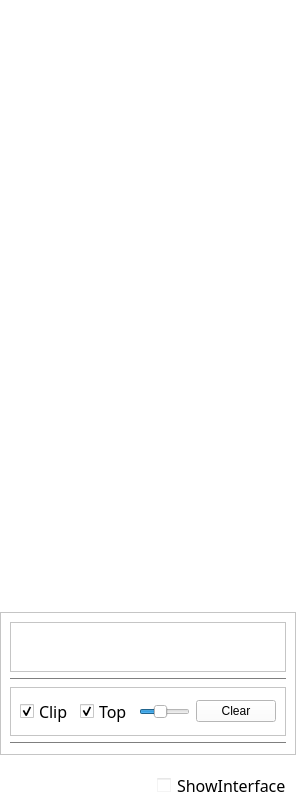
Qt form forms/MainWindow.ui (Sanvenir/TranslatorWidget) before a commit.
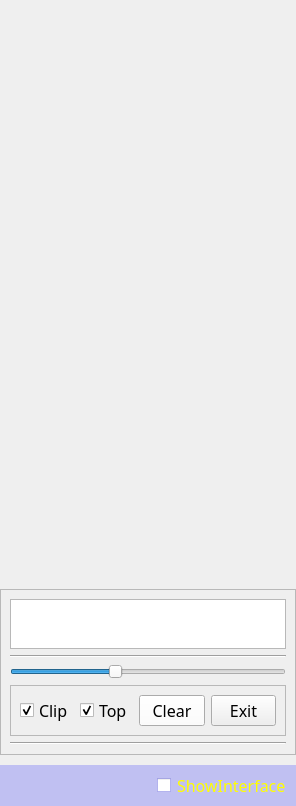
The same form after that commit.

Commit message: Modify ui, add a bash script to run this widget.

Diff of the .ui file:
```diff
--- a/forms/MainWindow.ui
+++ b/forms/MainWindow.ui
@@ -22,448 +22,6 @@
     <height>0</height>
    </size>
   </property>
-  <property name="palette">
-   <palette>
-    <active>
-     <colorrole role="WindowText">
-      <brush brushstyle="SolidPattern">
-       <color alpha="255">
-        <red>0</red>
-        <green>0</green>
-        <blue>0</blue>
-       </color>
-      </brush>
-     </colorrole>
-     <colorrole role="Button">
-      <brush brushstyle="SolidPattern">
-       <color alpha="255">
-        <red>255</red>
-        <green>255</green>
-        <blue>255</blue>
-       </color>
-      </brush>
-     </colorrole>
-     <colorrole role="Light">
-      <brush brushstyle="SolidPattern">
-       <color alpha="255">
-        <red>255</red>
-        <green>255</green>
-        <blue>255</blue>
-       </color>
-      </brush>
-     </colorrole>
-     <colorrole role="Midlight">
-      <brush brushstyle="SolidPattern">
-       <color alpha="255">
-        <red>255</red>
-        <green>255</green>
-        <blue>255</blue>
-       </color>
-      </brush>
-     </colorrole>
-     <colorrole role="Dark">
-      <brush brushstyle="SolidPattern">
-       <color alpha="255">
-        <red>127</red>
-        <green>127</green>
-        <blue>127</blue>
-       </color>
-      </brush>
-     </colorrole>
-     <colorrole role="Mid">
-      <brush brushstyle="SolidPattern">
-       <color alpha="255">
-        <red>170</red>
-        <green>170</green>
-        <blue>170</blue>
-       </color>
-      </brush>
-     </colorrole>
-     <colorrole role="Text">
-      <brush brushstyle="SolidPattern">
-       <color alpha="255">
-        <red>0</red>
-        <green>0</green>
-        <blue>0</blue>
-       </color>
-      </brush>
-     </colorrole>
-     <colorrole role="BrightText">
-      <brush brushstyle="SolidPattern">
-       <color alpha="255">
-        <red>255</red>
-        <green>255</green>
-        <blue>255</blue>
-       </color>
-      </brush>
-     </colorrole>
-     <colorrole role="ButtonText">
-      <brush brushstyle="SolidPattern">
-       <color alpha="255">
-        <red>0</red>
-        <green>0</green>
-        <blue>0</blue>
-       </color>
-      </brush>
-     </colorrole>
-     <colorrole role="Base">
-      <brush brushstyle="SolidPattern">
-       <color alpha="255">
-        <red>255</red>
-        <green>255</green>
-        <blue>255</blue>
-       </color>
-      </brush>
-     </colorrole>
-     <colorrole role="Window">
-      <brush brushstyle="SolidPattern">
-       <color alpha="255">
-        <red>255</red>
-        <green>255</green>
-        <blue>255</blue>
-       </color>
-      </brush>
-     </colorrole>
-     <colorrole role="Shadow">
-      <brush brushstyle="SolidPattern">
-       <color alpha="255">
-        <red>0</red>
-        <green>0</green>
-        <blue>0</blue>
-       </color>
-      </brush>
-     </colorrole>
-     <colorrole role="AlternateBase">
-      <brush brushstyle="SolidPattern">
-       <color alpha="255">
-        <red>255</red>
-        <green>255</green>
-        <blue>255</blue>
-       </color>
-      </brush>
-     </colorrole>
-     <colorrole role="ToolTipBase">
-      <brush brushstyle="SolidPattern">
-       <color alpha="255">
-        <red>255</red>
-        <green>255</green>
-        <blue>220</blue>
-       </color>
-      </brush>
-     </colorrole>
-     <colorrole role="ToolTipText">
-      <brush brushstyle="SolidPattern">
-       <color alpha="255">
-        <red>0</red>
-        <green>0</green>
-        <blue>0</blue>
-       </color>
-      </brush>
-     </colorrole>
-     <colorrole role="PlaceholderText">
-      <brush brushstyle="SolidPattern">
-       <color alpha="128">
-        <red>0</red>
-        <green>0</green>
-        <blue>0</blue>
-       </color>
-      </brush>
-     </colorrole>
-    </active>
-    <inactive>
-     <colorrole role="WindowText">
-      <brush brushstyle="SolidPattern">
-       <color alpha="255">
-        <red>0</red>
-        <green>0</green>
-        <blue>0</blue>
-       </color>
-      </brush>
-     </colorrole>
-     <colorrole role="Button">
-      <brush brushstyle="SolidPattern">
-       <color alpha="255">
-        <red>255</red>
-        <green>255</green>
-        <blue>255</blue>
-       </color>
-      </brush>
-     </colorrole>
-     <colorrole role="Light">
-      <brush brushstyle="SolidPattern">
-       <color alpha="255">
-        <red>255</red>
-        <green>255</green>
-        <blue>255</blue>
-       </color>
-      </brush>
-     </colorrole>
-     <colorrole role="Midlight">
-      <brush brushstyle="SolidPattern">
-       <color alpha="255">
-        <red>255</red>
-        <green>255</green>
-        <blue>255</blue>
-       </color>
-      </brush>
-     </colorrole>
-     <colorrole role="Dark">
-      <brush brushstyle="SolidPattern">
-       <color alpha="255">
-        <red>127</red>
-        <green>127</green>
-        <blue>127</blue>
-       </color>
-      </brush>
-     </colorrole>
-     <colorrole role="Mid">
-      <brush brushstyle="SolidPattern">
-       <color alpha="255">
-        <red>170</red>
-        <green>170</green>
-        <blue>170</blue>
-       </color>
-      </brush>
-     </colorrole>
-     <colorrole role="Text">
-      <brush brushstyle="SolidPattern">
-       <color alpha="255">
-        <red>0</red>
-        <green>0</green>
-        <blue>0</blue>
-       </color>
-      </brush>
-     </colorrole>
-     <colorrole role="BrightText">
-      <brush brushstyle="SolidPattern">
-       <color alpha="255">
-        <red>255</red>
-        <green>255</green>
-        <blue>255</blue>
-       </color>
-      </brush>
-     </colorrole>
-     <colorrole role="ButtonText">
-      <brush brushstyle="SolidPattern">
-       <color alpha="255">
-        <red>0</red>
-        <green>0</green>
-        <blue>0</blue>
-       </color>
-      </brush>
-     </colorrole>
-     <colorrole role="Base">
-      <brush brushstyle="SolidPattern">
-       <color alpha="255">
-        <red>255</red>
-        <green>255</green>
-        <blue>255</blue>
-       </color>
-      </brush>
-     </colorrole>
-     <colorrole role="Window">
-      <brush brushstyle="SolidPattern">
-       <color alpha="255">
-        <red>255</red>
-        <green>255</green>
-        <blue>255</blue>
-       </color>
-      </brush>
-     </colorrole>
-     <colorrole role="Shadow">
-      <brush brushstyle="SolidPattern">
-       <color alpha="255">
-        <red>0</red>
-        <green>0</green>
-        <blue>0</blue>
-       </color>
-      </brush>
-     </colorrole>
-     <colorrole role="AlternateBase">
-      <brush brushstyle="SolidPattern">
-       <color alpha="255">
-        <red>255</red>
-        <green>255</green>
-        <blue>255</blue>
-       </color>
-      </brush>
-     </colorrole>
-     <colorrole role="ToolTipBase">
-      <brush brushstyle="SolidPattern">
-       <color alpha="255">
-        <red>255</red>
-        <green>255</green>
-        <blue>220</blue>
-       </color>
-      </brush>
-     </colorrole>
-     <colorrole role="ToolTipText">
-      <brush brushstyle="SolidPattern">
-       <color alpha="255">
-        <red>0</red>
-        <green>0</green>
-        <blue>0</blue>
-       </color>
-      </brush>
-     </colorrole>
-     <colorrole role="PlaceholderText">
-      <brush brushstyle="SolidPattern">
-       <color alpha="128">
-        <red>0</red>
-        <green>0</green>
-        <blue>0</blue>
-       </color>
-      </brush>
-     </colorrole>
-    </inactive>
-    <disabled>
-     <colorrole role="WindowText">
-      <brush brushstyle="SolidPattern">
-       <color alpha="255">
-        <red>127</red>
-        <green>127</green>
-        <blue>127</blue>
-       </color>
-      </brush>
-     </colorrole>
-     <colorrole role="Button">
-      <brush brushstyle="SolidPattern">
-       <color alpha="255">
-        <red>255</red>
-        <green>255</green>
-        <blue>255</blue>
-       </color>
-      </brush>
-     </colorrole>
-     <colorrole role="Light">
-      <brush brushstyle="SolidPattern">
-       <color alpha="255">
-        <red>255</red>
-        <green>255</green>
-        <blue>255</blue>
-       </color>
-      </brush>
-     </colorrole>
-     <colorrole role="Midlight">
-      <brush brushstyle="SolidPattern">
-       <color alpha="255">
-        <red>255</red>
-        <green>255</green>
-        <blue>255</blue>
-       </color>
-      </brush>
-     </colorrole>
-     <colorrole role="Dark">
-      <brush brushstyle="SolidPattern">
-       <color alpha="255">
-        <red>127</red>
-        <green>127</green>
-        <blue>127</blue>
-       </color>
-      </brush>
-     </colorrole>
-     <colorrole role="Mid">
-      <brush brushstyle="SolidPattern">
-       <color alpha="255">
-        <red>170</red>
-        <green>170</green>
-        <blue>170</blue>
-       </color>
-      </brush>
-     </colorrole>
-     <colorrole role="Text">
-      <brush brushstyle="SolidPattern">
-       <color alpha="255">
-        <red>127</red>
-        <green>127</green>
-        <blue>127</blue>
-       </color>
-      </brush>
-     </colorrole>
-     <colorrole role="BrightText">
-      <brush brushstyle="SolidPattern">
-       <color alpha="255">
-        <red>255</red>
-        <green>255</green>
-        <blue>255</blue>
-       </color>
-      </brush>
-     </colorrole>
-     <colorrole role="ButtonText">
-      <brush brushstyle="SolidPattern">
-       <color alpha="255">
-        <red>127</red>
-        <green>127</green>
-        <blue>127</blue>
-       </color>
-      </brush>
-     </colorrole>
-     <colorrole role="Base">
-      <brush brushstyle="SolidPattern">
-       <color alpha="255">
-        <red>255</red>
-        <green>255</green>
-        <blue>255</blue>
-       </color>
-      </brush>
-     </colorrole>
-     <colorrole role="Window">
-      <brush brushstyle="SolidPattern">
-       <color alpha="255">
-        <red>255</red>
-        <green>255</green>
-        <blue>255</blue>
-       </color>
-      </brush>
-     </colorrole>
-     <colorrole role="Shadow">
-      <brush brushstyle="SolidPattern">
-       <color alpha="255">
-        <red>0</red>
-        <green>0</green>
-        <blue>0</blue>
-       </color>
-      </brush>
-     </colorrole>
-     <colorrole role="AlternateBase">
-      <brush brushstyle="SolidPattern">
-       <color alpha="255">
-        <red>255</red>
-        <green>255</green>
-        <blue>255</blue>
-       </color>
-      </brush>
-     </colorrole>
-     <colorrole role="ToolTipBase">
-      <brush brushstyle="SolidPattern">
-       <color alpha="255">
-        <red>255</red>
-        <green>255</green>
-        <blue>220</blue>
-       </color>
-      </brush>
-     </colorrole>
-     <colorrole role="ToolTipText">
-      <brush brushstyle="SolidPattern">
-       <color alpha="255">
-        <red>0</red>
-        <green>0</green>
-        <blue>0</blue>
-       </color>
-      </brush>
-     </colorrole>
-     <colorrole role="PlaceholderText">
-      <brush brushstyle="SolidPattern">
-       <color alpha="128">
-        <red>0</red>
-        <green>0</green>
-        <blue>0</blue>
-       </color>
-      </brush>
-     </colorrole>
-    </disabled>
-   </palette>
-  </property>
   <property name="tabletTracking">
    <bool>true</bool>
   </property>
@@ -665,6 +223,28 @@
         </property>
        </widget>
       </item>
+      <item>
+       <widget class="QSlider" name="transparentSlider">
+        <property name="toolTip">
+         <string>Change opacity of window</string>
+        </property>
+        <property name="toolTipDuration">
+         <number>5000</number>
+        </property>
+        <property name="whatsThis">
+         <string>Change opacity of window</string>
+        </property>
+        <property name="maximum">
+         <number>80</number>
+        </property>
+        <property name="value">
+         <number>30</number>
+        </property>
+        <property name="orientation">
+         <enum>Qt::Horizontal</enum>
+        </property>
+       </widget>
+      </item>
       <item>
        <widget class="QFrame" name="frame">
         <property name="sizePolicy">
@@ -733,28 +313,6 @@
            </property>
           </widget>
          </item>
-         <item>
-          <widget class="QSlider" name="transparentSlider">
-           <property name="toolTip">
-            <string>Change opacity of window</string>
-           </property>
-           <property name="toolTipDuration">
-            <number>5000</number>
-           </property>
-           <property name="whatsThis">
-            <string>Change opacity of window</string>
-           </property>
-           <property name="maximum">
-            <number>80</number>
-           </property>
-           <property name="value">
-            <number>30</number>
-           </property>
-           <property name="orientation">
-            <enum>Qt::Horizontal</enum>
-           </property>
-          </widget>
-         </item>
          <item>
           <widget class="QPushButton" name="clearButton">
            <property name="sizePolicy">
@@ -800,11 +358,30 @@
              </disabled>
             </palette>
            </property>
+           <property name="font">
+            <font>
+             <family>等线</family>
+             <pointsize>12</pointsize>
+            </font>
+           </property>
            <property name="text">
             <string>Clear</string>
            </property>
           </widget>
          </item>
+         <item>
+          <widget class="QPushButton" name="exitButton">
+           <property name="font">
+            <font>
+             <family>等线</family>
+             <pointsize>12</pointsize>
+            </font>
+           </property>
+           <property name="text">
+            <string>Exit</string>
+           </property>
+          </widget>
+         </item>
         </layout>
        </widget>
       </item>
@@ -826,8 +403,8 @@
         <colorrole role="WindowText">
          <brush brushstyle="SolidPattern">
           <color alpha="255">
-           <red>0</red>
-           <green>0</green>
+           <red>255</red>
+           <green>255</green>
            <blue>0</blue>
           </color>
          </brush>
@@ -835,8 +412,8 @@
         <colorrole role="Button">
          <brush brushstyle="SolidPattern">
           <color alpha="50">
-           <red>255</red>
-           <green>255</green>
+           <red>0</red>
+           <green>0</green>
            <blue>255</blue>
           </color>
          </brush>
@@ -844,8 +421,8 @@
         <colorrole role="Light">
          <brush brushstyle="SolidPattern">
           <color alpha="50">
-           <red>255</red>
-           <green>255</green>
+           <red>127</red>
+           <green>127</green>
            <blue>255</blue>
           </color>
          </brush>
@@ -853,8 +430,8 @@
         <colorrole role="Midlight">
          <brush brushstyle="SolidPattern">
           <color alpha="50">
-           <red>255</red>
-           <green>255</green>
+           <red>63</red>
+           <green>63</green>
            <blue>255</blue>
           </color>
          </brush>
@@ -862,8 +439,8 @@
         <colorrole role="Dark">
          <brush brushstyle="SolidPattern">
           <color alpha="50">
-           <red>127</red>
-           <green>127</green>
+           <red>0</red>
+           <green>0</green>
            <blue>127</blue>
           </color>
          </brush>
@@ -871,8 +448,8 @@
         <colorrole role="Mid">
          <brush brushstyle="SolidPattern">
           <color alpha="50">
-           <red>170</red>
-           <green>170</green>
+           <red>0</red>
+           <green>0</green>
            <blue>170</blue>
           </color>
          </brush>
@@ -916,8 +493,8 @@
         <colorrole role="Window">
          <brush brushstyle="SolidPattern">
           <color alpha="50">
-           <red>255</red>
-           <green>255</green>
+           <red>0</red>
+           <green>0</green>
            <blue>255</blue>
           </color>
          </brush>
@@ -934,8 +511,8 @@
         <colorrole role="AlternateBase">
          <brush brushstyle="SolidPattern">
           <color alpha="152">
-           <red>255</red>
-           <green>255</green>
+           <red>127</red>
+           <green>127</green>
            <blue>255</blue>
           </color>
          </brush>
@@ -972,8 +549,8 @@
         <colorrole role="WindowText">
          <brush brushstyle="SolidPattern">
           <color alpha="255">
-           <red>0</red>
-           <green>0</green>
+           <red>255</red>
+           <green>255</green>
            <blue>0</blue>
           </color>
          </brush>
@@ -981,8 +558,8 @@
         <colorrole role="Button">
          <brush brushstyle="SolidPattern">
           <color alpha="50">
-           <red>255</red>
-           <green>255</green>
+           <red>0</red>
+           <green>0</green>
            <blue>255</blue>
           </color>
          </brush>
@@ -990,8 +567,8 @@
         <colorrole role="Light">
          <brush brushstyle="SolidPattern">
           <color alpha="50">
-           <red>255</red>
-           <green>255</green>
+           <red>127</red>
+           <green>127</green>
            <blue>255</blue>
           </color>
          </brush>
@@ -999,8 +576,8 @@
         <colorrole role="Midlight">
          <brush brushstyle="SolidPattern">
           <color alpha="50">
-           <red>255</red>
-           <green>255</green>
+           <red>63</red>
+           <green>63</green>
            <blue>255</blue>
           </color>
          </brush>
@@ -1008,8 +585,8 @@
         <colorrole role="Dark">
          <brush brushstyle="SolidPattern">
           <color alpha="50">
-           <red>127</red>
-           <green>127</green>
+           <red>0</red>
+           <green>0</green>
            <blue>127</blue>
           </color>
          </brush>
@@ -1017,8 +594,8 @@
         <colorrole role="Mid">
          <brush brushstyle="SolidPattern">
           <color alpha="50">
-           <red>170</red>
-           <green>170</green>
+           <red>0</red>
+           <green>0</green>
            <blue>170</blue>
           </color>
          </brush>
@@ -1062,8 +639,8 @@
         <colorrole role="Window">
          <brush brushstyle="SolidPattern">
           <color alpha="50">
-           <red>255</red>
-           <green>255</green>
+           <red>0</red>
+           <green>0</green>
            <blue>255</blue>
           </color>
          </brush>
@@ -1080,8 +657,8 @@
         <colorrole role="AlternateBase">
          <brush brushstyle="SolidPattern">
           <color alpha="152">
-           <red>255</red>
-           <green>255</green>
+           <red>127</red>
+           <green>127</green>
            <blue>255</blue>
           </color>
          </brush>
@@ -1118,8 +695,8 @@
         <colorrole role="WindowText">
          <brush brushstyle="SolidPattern">
           <color alpha="50">
-           <red>127</red>
-           <green>127</green>
+           <red>0</red>
+           <green>0</green>
            <blue>127</blue>
           </color>
          </brush>
@@ -1127,8 +704,8 @@
         <colorrole role="Button">
          <brush brushstyle="SolidPattern">
           <color alpha="50">
-           <red>255</red>
-           <green>255</green>
+           <red>0</red>
+           <green>0</green>
            <blue>255</blue>
           </color>
          </brush>
@@ -1136,8 +713,8 @@
         <colorrole role="Light">
          <brush brushstyle="SolidPattern">
           <color alpha="50">
-           <red>255</red>
-           <green>255</green>
+           <red>127</red>
+           <green>127</green>
            <blue>255</blue>
           </color>
          </brush>
@@ -1145,8 +722,8 @@
         <colorrole role="Midlight">
          <brush brushstyle="SolidPattern">
           <color alpha="50">
-           <red>255</red>
-           <green>255</green>
+           <red>63</red>
+           <green>63</green>
            <blue>255</blue>
           </color>
          </brush>
@@ -1154,8 +731,8 @@
         <colorrole role="Dark">
          <brush brushstyle="SolidPattern">
           <color alpha="50">
-           <red>127</red>
-           <green>127</green>
+           <red>0</red>
+           <green>0</green>
            <blue>127</blue>
           </color>
          </brush>
@@ -1163,8 +740,8 @@
         <colorrole role="Mid">
          <brush brushstyle="SolidPattern">
           <color alpha="50">
-           <red>170</red>
-           <green>170</green>
+           <red>0</red>
+           <green>0</green>
            <blue>170</blue>
           </color>
          </brush>
@@ -1172,8 +749,8 @@
         <colorrole role="Text">
          <brush brushstyle="SolidPattern">
           <color alpha="50">
-           <red>127</red>
-           <green>127</green>
+           <red>0</red>
+           <green>0</green>
            <blue>127</blue>
           </color>
          </brush>
@@ -1190,8 +767,8 @@
         <colorrole role="ButtonText">
          <brush brushstyle="SolidPattern">
           <color alpha="50">
-           <red>127</red>
-           <green>127</green>
+           <red>0</red>
+           <green>0</green>
            <blue>127</blue>
           </color>
          </brush>
@@ -1199,8 +776,8 @@
         <colorrole role="Base">
          <brush brushstyle="SolidPattern">
           <color alpha="50">
-           <red>255</red>
-           <green>255</green>
+           <red>0</red>
+           <green>0</green>
            <blue>255</blue>
           </color>
          </brush>
@@ -1208,8 +785,8 @@
         <colorrole role="Window">
          <brush brushstyle="SolidPattern">
           <color alpha="50">
-           <red>255</red>
-           <green>255</green>
+           <red>0</red>
+           <green>0</green>
            <blue>255</blue>
           </color>
          </brush>
@@ -1226,8 +803,8 @@
         <colorrole role="AlternateBase">
          <brush brushstyle="SolidPattern">
           <color alpha="50">
-           <red>255</red>
-           <green>255</green>
+           <red>0</red>
+           <green>0</green>
            <blue>255</blue>
           </color>
          </brush>
```
The commit also changes 2 other files.
